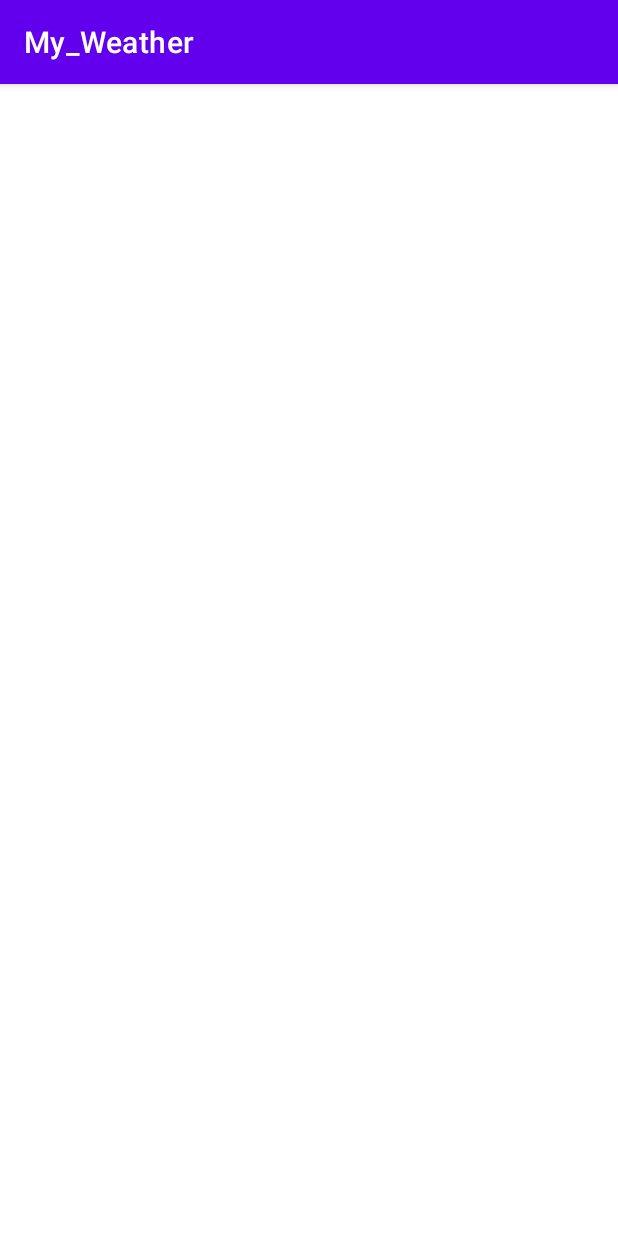
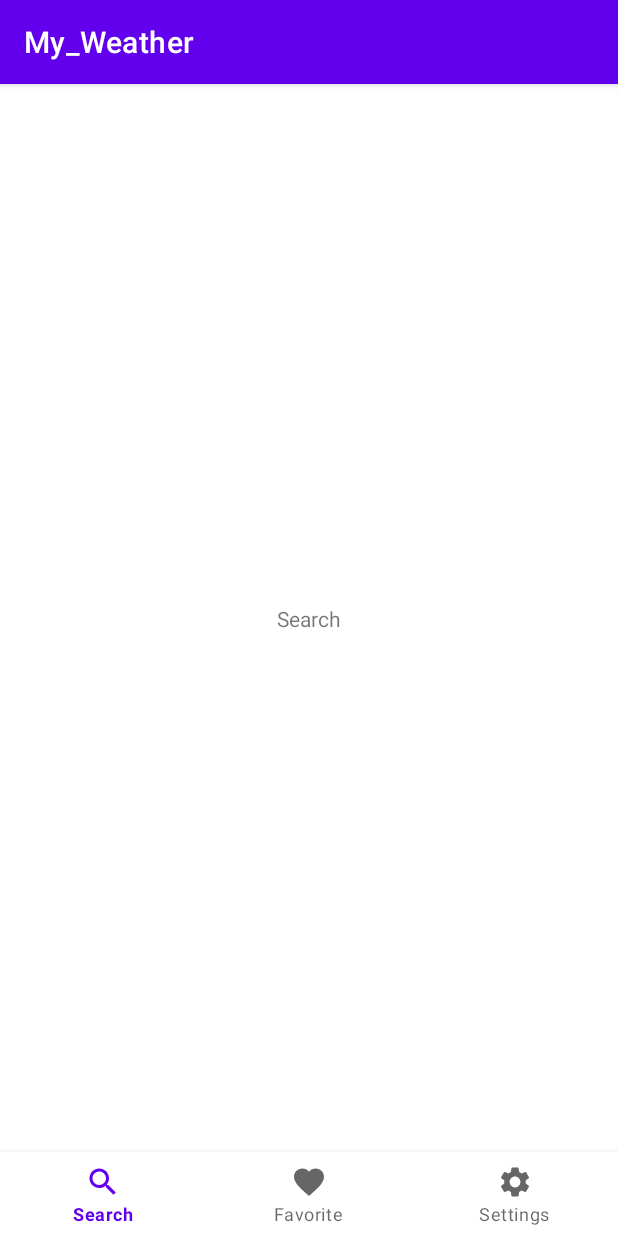
Before and after one commit to tarcisiocipriano/android-my-weather, an Android app: the screen it shows after launch (MainActivity), on a phone screen of 412 x 824 dp. Run offline under Robolectric (Android 15) with nearby library versions, the phone set to English and light mode, and no system bars.

Commit message:
implement bottom navigation and fragments

```diff
--- a/app/src/main/AndroidManifest.xml
+++ b/app/src/main/AndroidManifest.xml
@@ -9,7 +9,7 @@
         android:roundIcon="@mipmap/ic_launcher_round"
         android:supportsRtl="true"
         android:theme="@style/Theme.My_Weather">
-        <activity android:name=".MainActivity">
+        <activity android:name=".ui.main.MainActivity">
             <intent-filter>
                 <action android:name="android.intent.action.MAIN" />
 
--- a/app/src/main/java/com/example/my_weather/MainActivity.kt
+++ /dev/null
@@ -1,16 +0,0 @@
-package com.example.my_weather
-
-import androidx.appcompat.app.AppCompatActivity
-import android.os.Bundle
-import com.example.my_weather.databinding.ActivityMainBinding
-
-class MainActivity : AppCompatActivity() {
-
-    private lateinit var binding: ActivityMainBinding
-
-    override fun onCreate(savedInstanceState: Bundle?) {
-        super.onCreate(savedInstanceState)
-        binding = ActivityMainBinding.inflate(layoutInflater)
-        setContentView(binding.root)
-    }
-}
--- /dev/null
+++ b/app/src/main/java/com/example/my_weather/ui/main/MainActivity.kt
@@ -0,0 +1,44 @@
+package com.example.my_weather.ui.main
+
+import androidx.appcompat.app.AppCompatActivity
+import android.os.Bundle
+import androidx.fragment.app.Fragment
+import com.example.my_weather.R
+import com.example.my_weather.databinding.ActivityMainBinding
+import com.example.my_weather.ui.main.favorite.FavoriteFragment
+import com.example.my_weather.ui.main.search.SearchFragment
+
+class MainActivity : AppCompatActivity() {
+
+    private lateinit var binding: ActivityMainBinding
+
+    private val searchFragment = SearchFragment()
+    private val favoriteFragment = FavoriteFragment()
+    private val settingsFragment = SearchFragment()
+
+    override fun onCreate(savedInstanceState: Bundle?) {
+        super.onCreate(savedInstanceState)
+        binding = ActivityMainBinding.inflate(layoutInflater)
+        setContentView(binding.root)
+        initUi()
+    }
+
+    private fun initUi() {
+        binding.bottomNavigationView.setOnNavigationItemSelectedListener { menuItem ->
+            when (menuItem.itemId) {
+                R.id.menu_search -> setFragment(searchFragment)
+                R.id.menu_favorite -> setFragment(favoriteFragment)
+                R.id.menu_settings -> setFragment(settingsFragment)
+            }
+            true
+        }
+        binding.bottomNavigationView.selectedItemId = R.id.menu_search
+    }
+
+    private fun setFragment(fragment: Fragment) {
+        supportFragmentManager
+                .beginTransaction()
+                .replace(binding.containerView.id, fragment)
+                .commit()
+    }
+}
--- /dev/null
+++ b/app/src/main/java/com/example/my_weather/ui/main/favorite/FavoriteFragment.kt
@@ -0,0 +1,23 @@
+package com.example.my_weather.ui.main.favorite
+
+import android.os.Bundle
+import android.view.LayoutInflater
+import android.view.View
+import android.view.ViewGroup
+import androidx.fragment.app.Fragment
+import com.example.my_weather.databinding.FragmentFavoriteBinding
+import com.example.my_weather.databinding.FragmentSearchBinding
+
+class FavoriteFragment: Fragment() {
+
+    private lateinit var binding: FragmentFavoriteBinding
+
+    override fun onCreateView(
+        inflater: LayoutInflater,
+        container: ViewGroup?,
+        savedInstanceState: Bundle?
+    ): View? {
+        binding = FragmentFavoriteBinding.inflate(layoutInflater, container, false)
+        return binding.root
+    }
+}
--- /dev/null
+++ b/app/src/main/java/com/example/my_weather/ui/main/search/SearchFragment.kt
@@ -0,0 +1,22 @@
+package com.example.my_weather.ui.main.search
+
+import android.os.Bundle
+import android.view.LayoutInflater
+import android.view.View
+import android.view.ViewGroup
+import androidx.fragment.app.Fragment
+import com.example.my_weather.databinding.FragmentSearchBinding
+
+class SearchFragment: Fragment() {
+
+    private lateinit var binding: FragmentSearchBinding
+
+    override fun onCreateView(
+        inflater: LayoutInflater,
+        container: ViewGroup?,
+        savedInstanceState: Bundle?
+    ): View? {
+        binding = FragmentSearchBinding.inflate(layoutInflater, container, false)
+        return binding.root
+    }
+}
--- /dev/null
+++ b/app/src/main/res/drawable/ic_favorite.xml
@@ -0,0 +1,10 @@
+<vector xmlns:android="http://schemas.android.com/apk/res/android"
+    android:width="24dp"
+    android:height="24dp"
+    android:viewportWidth="24"
+    android:viewportHeight="24"
+    android:tint="?attr/colorControlNormal">
+  <path
+      android:fillColor="@android:color/white"
+      android:pathData="M12,21.35l-1.45,-1.32C5.4,15.36 2,12.28 2,8.5 2,5.42 4.42,3 7.5,3c1.74,0 3.41,0.81 4.5,2.09C13.09,3.81 14.76,3 16.5,3 19.58,3 22,5.42 22,8.5c0,3.78 -3.4,6.86 -8.55,11.54L12,21.35z"/>
+</vector>
--- /dev/null
+++ b/app/src/main/res/drawable/ic_search.xml
@@ -0,0 +1,10 @@
+<vector xmlns:android="http://schemas.android.com/apk/res/android"
+    android:width="24dp"
+    android:height="24dp"
+    android:viewportWidth="24"
+    android:viewportHeight="24"
+    android:tint="?attr/colorControlNormal">
+  <path
+      android:fillColor="@android:color/white"
+      android:pathData="M15.5,14h-0.79l-0.28,-0.27C15.41,12.59 16,11.11 16,9.5 16,5.91 13.09,3 9.5,3S3,5.91 3,9.5 5.91,16 9.5,16c1.61,0 3.09,-0.59 4.23,-1.57l0.27,0.28v0.79l5,4.99L20.49,19l-4.99,-5zM9.5,14C7.01,14 5,11.99 5,9.5S7.01,5 9.5,5 14,7.01 14,9.5 11.99,14 9.5,14z"/>
+</vector>
--- /dev/null
+++ b/app/src/main/res/drawable/ic_settings.xml
@@ -0,0 +1,10 @@
+<vector xmlns:android="http://schemas.android.com/apk/res/android"
+    android:width="24dp"
+    android:height="24dp"
+    android:viewportWidth="24"
+    android:viewportHeight="24"
+    android:tint="?attr/colorControlNormal">
+  <path
+      android:fillColor="@android:color/white"
+      android:pathData="M19.14,12.94c0.04,-0.3 0.06,-0.61 0.06,-0.94c0,-0.32 -0.02,-0.64 -0.07,-0.94l2.03,-1.58c0.18,-0.14 0.23,-0.41 0.12,-0.61l-1.92,-3.32c-0.12,-0.22 -0.37,-0.29 -0.59,-0.22l-2.39,0.96c-0.5,-0.38 -1.03,-0.7 -1.62,-0.94L14.4,2.81c-0.04,-0.24 -0.24,-0.41 -0.48,-0.41h-3.84c-0.24,0 -0.43,0.17 -0.47,0.41L9.25,5.35C8.66,5.59 8.12,5.92 7.63,6.29L5.24,5.33c-0.22,-0.08 -0.47,0 -0.59,0.22L2.74,8.87C2.62,9.08 2.66,9.34 2.86,9.48l2.03,1.58C4.84,11.36 4.8,11.69 4.8,12s0.02,0.64 0.07,0.94l-2.03,1.58c-0.18,0.14 -0.23,0.41 -0.12,0.61l1.92,3.32c0.12,0.22 0.37,0.29 0.59,0.22l2.39,-0.96c0.5,0.38 1.03,0.7 1.62,0.94l0.36,2.54c0.05,0.24 0.24,0.41 0.48,0.41h3.84c0.24,0 0.44,-0.17 0.47,-0.41l0.36,-2.54c0.59,-0.24 1.13,-0.56 1.62,-0.94l2.39,0.96c0.22,0.08 0.47,0 0.59,-0.22l1.92,-3.32c0.12,-0.22 0.07,-0.47 -0.12,-0.61L19.14,12.94zM12,15.6c-1.98,0 -3.6,-1.62 -3.6,-3.6s1.62,-3.6 3.6,-3.6s3.6,1.62 3.6,3.6S13.98,15.6 12,15.6z"/>
+</vector>
--- a/app/src/main/res/layout/activity_main.xml
+++ b/app/src/main/res/layout/activity_main.xml
@@ -4,15 +4,24 @@
     xmlns:tools="http://schemas.android.com/tools"
     android:layout_width="match_parent"
     android:layout_height="match_parent"
-    tools:context=".MainActivity">
+    tools:context=".ui.main.MainActivity">
 
-    <TextView
-        android:layout_width="wrap_content"
-        android:layout_height="wrap_content"
-        android:text="Hello World!"
-        app:layout_constraintBottom_toBottomOf="parent"
-        app:layout_constraintLeft_toLeftOf="parent"
-        app:layout_constraintRight_toRightOf="parent"
+    <FrameLayout
+        android:id="@+id/containerView"
+        android:layout_width="0dp"
+        android:layout_height="0dp"
+        app:layout_constraintBottom_toTopOf="@+id/bottomNavigationView"
+        app:layout_constraintEnd_toEndOf="parent"
+        app:layout_constraintStart_toStartOf="parent"
         app:layout_constraintTop_toTopOf="parent" />
 
+    <com.google.android.material.bottomnavigation.BottomNavigationView
+        android:id="@+id/bottomNavigationView"
+        android:layout_width="match_parent"
+        android:layout_height="wrap_content"
+        app:layout_constraintBottom_toBottomOf="parent"
+        app:layout_constraintEnd_toEndOf="parent"
+        app:layout_constraintStart_toStartOf="parent"
+        app:menu="@menu/menu_bottom_nav_view" />
+
 </androidx.constraintlayout.widget.ConstraintLayout>
--- /dev/null
+++ b/app/src/main/res/layout/fragment_favorite.xml
@@ -0,0 +1,18 @@
+<?xml version="1.0" encoding="utf-8"?>
+<androidx.constraintlayout.widget.ConstraintLayout
+    xmlns:android="http://schemas.android.com/apk/res/android"
+    xmlns:app="http://schemas.android.com/apk/res-auto"
+    xmlns:tools="http://schemas.android.com/tools"
+    android:layout_width="match_parent"
+    android:layout_height="match_parent">
+
+    <TextView
+        android:id="@+id/textView"
+        android:layout_width="wrap_content"
+        android:layout_height="wrap_content"
+        android:text="Favorite"
+        app:layout_constraintBottom_toBottomOf="parent"
+        app:layout_constraintEnd_toEndOf="parent"
+        app:layout_constraintStart_toStartOf="parent"
+        app:layout_constraintTop_toTopOf="parent" />
+</androidx.constraintlayout.widget.ConstraintLayout>
--- /dev/null
+++ b/app/src/main/res/layout/fragment_search.xml
@@ -0,0 +1,18 @@
+<?xml version="1.0" encoding="utf-8"?>
+<androidx.constraintlayout.widget.ConstraintLayout
+    xmlns:android="http://schemas.android.com/apk/res/android"
+    xmlns:app="http://schemas.android.com/apk/res-auto"
+    xmlns:tools="http://schemas.android.com/tools"
+    android:layout_width="match_parent"
+    android:layout_height="match_parent">
+
+    <TextView
+        android:id="@+id/textView"
+        android:layout_width="wrap_content"
+        android:layout_height="wrap_content"
+        android:text="Search"
+        app:layout_constraintBottom_toBottomOf="parent"
+        app:layout_constraintEnd_toEndOf="parent"
+        app:layout_constraintStart_toStartOf="parent"
+        app:layout_constraintTop_toTopOf="parent" />
+</androidx.constraintlayout.widget.ConstraintLayout>
--- /dev/null
+++ b/app/src/main/res/menu/menu_bottom_nav_view.xml
@@ -0,0 +1,19 @@
+<?xml version="1.0" encoding="utf-8"?>
+<menu xmlns:android="http://schemas.android.com/apk/res/android">
+
+    <item
+        android:id="@+id/menu_search"
+        android:icon="@drawable/ic_search"
+        android:title="@string/menu_search" />
+
+    <item
+        android:id="@+id/menu_favorite"
+        android:icon="@drawable/ic_favorite"
+        android:title="@string/menu_favorite" />
+
+    <item
+        android:id="@+id/menu_settings"
+        android:icon="@drawable/ic_settings"
+        android:title="@string/menu_settings" />
+
+</menu>
--- a/app/src/main/res/values/strings.xml
+++ b/app/src/main/res/values/strings.xml
@@ -1,3 +1,6 @@
 <resources>
     <string name="app_name">My_Weather</string>
+    <string name="menu_search">Search</string>
+    <string name="menu_favorite">Favorite</string>
+    <string name="menu_settings">Settings</string>
 </resources>
```
